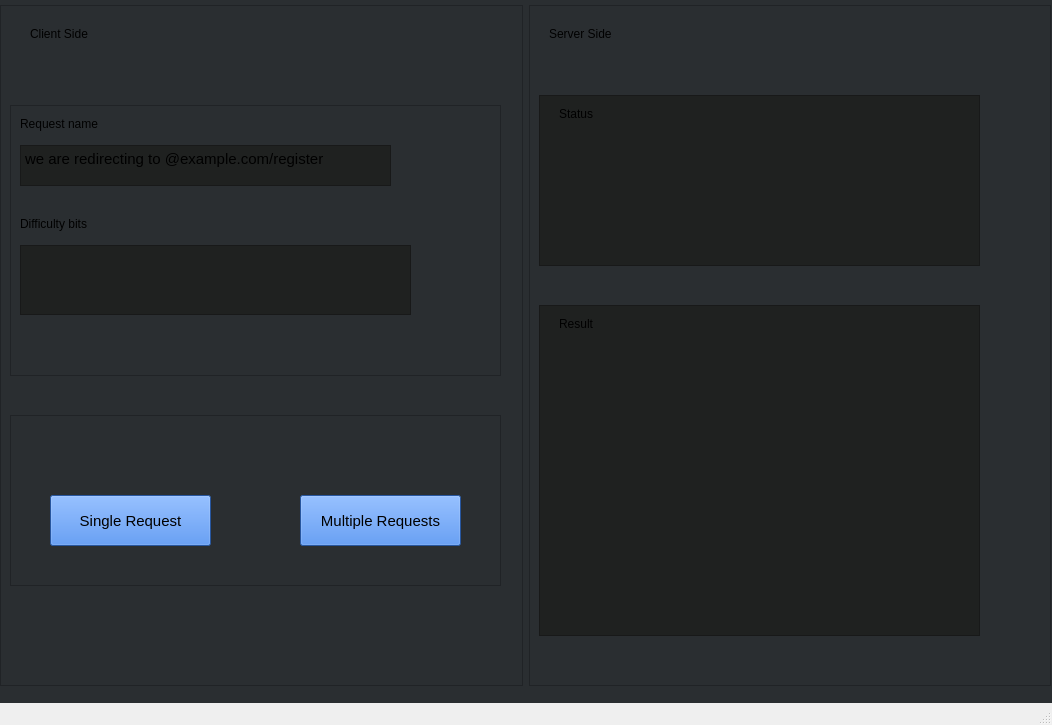
Above: mainwindow.ui from Pixiedust3/hashcashddos before the change. Below: the same form after it.
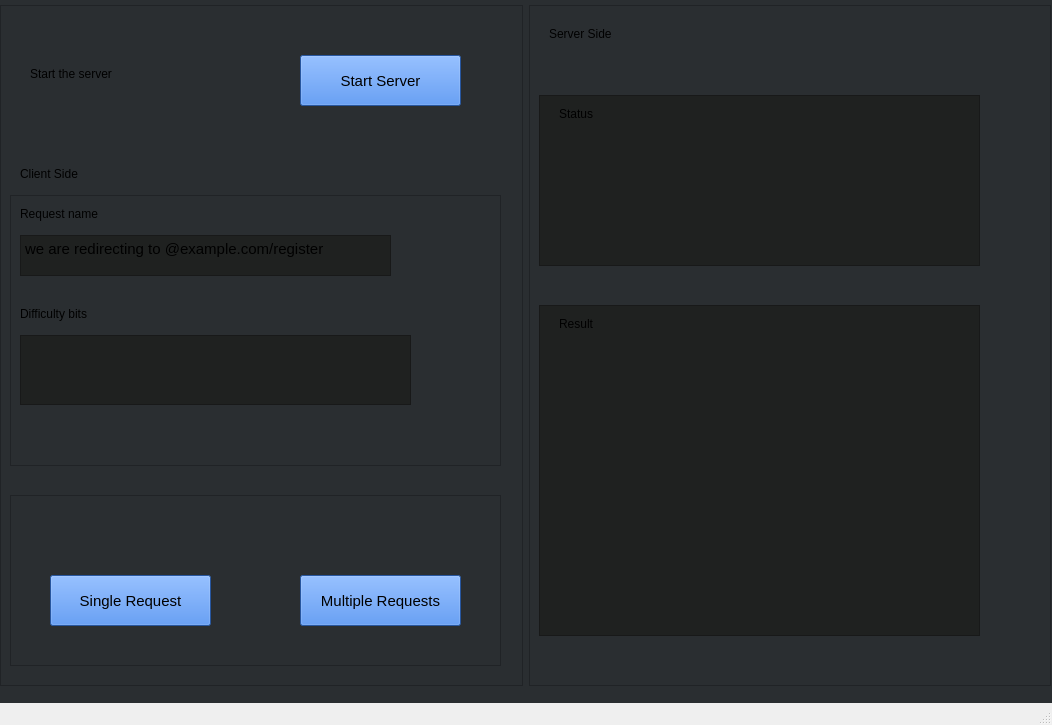
That is the form after the change.

```diff
--- a/mainwindow.ui
+++ b/mainwindow.ui
@@ -23,7 +23,7 @@
    <property name="styleSheet">
     <string notr="true">background-color:#2A2E31;</string>
    </property>
-   <widget class="QWidget" name="">
+   <widget class="QWidget" name="layoutWidget">
     <property name="geometry">
      <rect>
       <x>0</x>
@@ -44,8 +44,8 @@
        <widget class="QLabel" name="label">
         <property name="geometry">
          <rect>
-          <x>30</x>
-          <y>20</y>
+          <x>20</x>
+          <y>160</y>
           <width>91</width>
           <height>17</height>
          </rect>
@@ -58,7 +58,7 @@
         <property name="geometry">
          <rect>
           <x>10</x>
-          <y>100</y>
+          <y>190</y>
           <width>491</width>
           <height>271</height>
          </rect>
@@ -136,7 +136,7 @@
         <property name="geometry">
          <rect>
           <x>10</x>
-          <y>410</y>
+          <y>490</y>
           <width>491</width>
           <height>171</height>
          </rect>
@@ -201,6 +201,47 @@
          </property>
         </widget>
        </widget>
+       <widget class="QPushButton" name="pushButton_3">
+        <property name="geometry">
+         <rect>
+          <x>300</x>
+          <y>50</y>
+          <width>161</width>
+          <height>51</height>
+         </rect>
+        </property>
+        <property name="font">
+         <font>
+          <family>Ubuntu</family>
+          <pointsize>11</pointsize>
+          <italic>false</italic>
+          <fontweight>ExtraBold</fontweight>
+         </font>
+        </property>
+        <property name="styleSheet">
+         <string notr="true">background-color: #3679df;
+font: 800 11pt &quot;Ubuntu&quot;;</string>
+        </property>
+        <property name="text">
+         <string>Start Server</string>
+        </property>
+       </widget>
+       <widget class="QLabel" name="label_6">
+        <property name="geometry">
+         <rect>
+          <x>30</x>
+          <y>60</y>
+          <width>191</width>
+          <height>17</height>
+         </rect>
+        </property>
+        <property name="styleSheet">
+         <string notr="true">font: 700 17pt &quot;Ubuntu&quot;;</string>
+        </property>
+        <property name="text">
+         <string>Start the server</string>
+        </property>
+       </widget>
       </widget>
      </item>
      <item>
```
